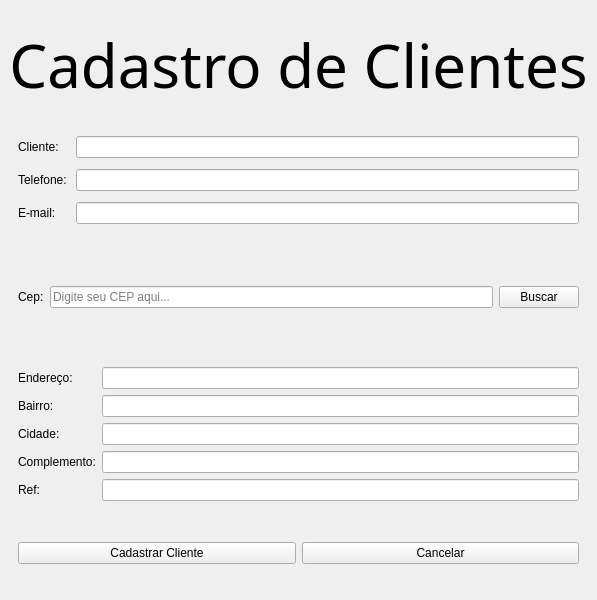
This is desktop/telas/form_clients/clientes.ui in hnmcano/unique as Qt 5 draws it before an edit. The edited form follows.
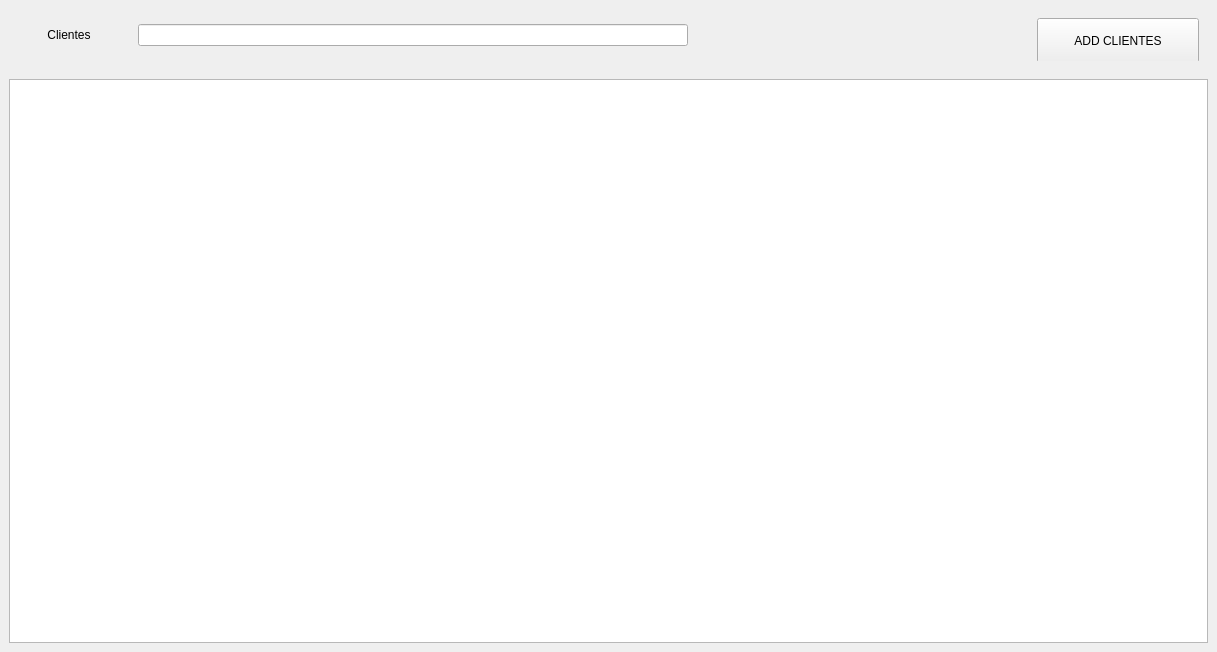
This is the edited form. Icons and pictures are not drawn.

What changed in the file:
```diff
--- a/desktop/telas/form_clients/clientes.ui
+++ b/desktop/telas/form_clients/clientes.ui
@@ -6,149 +6,54 @@
    <rect>
     <x>0</x>
     <y>0</y>
-    <width>456</width>
-    <height>600</height>
+    <width>1217</width>
+    <height>652</height>
    </rect>
   </property>
   <property name="windowTitle">
    <string>CADASTRAR CLIENTES</string>
   </property>
-  <property name="styleSheet">
-   <string notr="true">QFrame {
-	background-color: transparent;
-	border: transparent;
-}</string>
+  <property name="layoutDirection">
+   <enum>Qt::LayoutDirection::LeftToRight</enum>
   </property>
   <widget class="QWidget" name="centralwidget">
    <layout class="QVBoxLayout" name="verticalLayout">
+    <property name="spacing">
+     <number>0</number>
+    </property>
+    <property name="leftMargin">
+     <number>0</number>
+    </property>
+    <property name="topMargin">
+     <number>0</number>
+    </property>
+    <property name="rightMargin">
+     <number>0</number>
+    </property>
+    <property name="bottomMargin">
+     <number>0</number>
+    </property>
     <item>
-     <widget class="QLabel" name="label">
-      <property name="font">
-       <font>
-        <family>Monotype Corsiva</family>
-        <pointsize>45</pointsize>
-       </font>
+     <widget class="QWidget" name="widget_2" native="true">
+      <property name="minimumSize">
+       <size>
+        <width>0</width>
+        <height>70</height>
+       </size>
       </property>
-      <property name="text">
-       <string>Cadastro de Clientes</string>
-      </property>
-      <property name="alignment">
-       <set>Qt::AlignmentFlag::AlignCenter</set>
-      </property>
-     </widget>
-    </item>
-    <item>
-     <widget class="QFrame" name="frame_2">
-      <property name="palette">
-       <palette>
-        <active>
-         <colorrole role="Button">
-          <brush brushstyle="SolidPattern">
-           <color alpha="0">
-            <red>0</red>
-            <green>0</green>
-            <blue>0</blue>
-           </color>
-          </brush>
-         </colorrole>
-         <colorrole role="Midlight">
-          <brush brushstyle="SolidPattern">
-           <color alpha="255">
-            <red>255</red>
-            <green>255</green>
-            <blue>255</blue>
-           </color>
-          </brush>
-         </colorrole>
-         <colorrole role="Base">
-          <brush brushstyle="SolidPattern">
-           <color alpha="0">
-            <red>0</red>
-            <green>0</green>
-            <blue>0</blue>
-           </color>
-          </brush>
-         </colorrole>
-         <colorrole role="Window">
-          <brush brushstyle="SolidPattern">
-           <color alpha="0">
-            <red>0</red>
-            <green>0</green>
-            <blue>0</blue>
-           </color>
-          </brush>
-         </colorrole>
-        </active>
-        <inactive>
-         <colorrole role="Button">
-          <brush brushstyle="SolidPattern">
-           <color alpha="0">
-            <red>0</red>
-            <green>0</green>
-            <blue>0</blue>
-           </color>
-          </brush>
-         </colorrole>
-         <colorrole role="Base">
-          <brush brushstyle="SolidPattern">
-           <color alpha="0">
-            <red>0</red>
-            <green>0</green>
-            <blue>0</blue>
-           </color>
-          </brush>
-         </colorrole>
-         <colorrole role="Window">
-          <brush brushstyle="SolidPattern">
-           <color alpha="0">
-            <red>0</red>
-            <green>0</green>
-            <blue>0</blue>
-           </color>
-          </brush>
-         </colorrole>
-        </inactive>
-        <disabled>
-         <colorrole role="Button">
-          <brush brushstyle="SolidPattern">
-           <color alpha="0">
-            <red>0</red>
-            <green>0</green>
-            <blue>0</blue>
-           </color>
-          </brush>
-         </colorrole>
-         <colorrole role="Base">
-          <brush brushstyle="SolidPattern">
-           <color alpha="0">
-            <red>0</red>
-            <green>0</green>
-            <blue>0</blue>
-           </color>
-          </brush>
-         </colorrole>
-         <colorrole role="Window">
-          <brush brushstyle="SolidPattern">
-           <color alpha="0">
-            <red>0</red>
-            <green>0</green>
-            <blue>0</blue>
-           </color>
-          </brush>
-         </colorrole>
-        </disabled>
-       </palette>
+      <property name="maximumSize">
+       <size>
+        <width>16777215</width>
+        <height>70</height>
+       </size>
       </property>
       <property name="styleSheet">
        <string notr="true"/>
       </property>
-      <property name="frameShape">
-       <enum>QFrame::Shape::StyledPanel</enum>
-      </property>
-      <property name="frameShadow">
-       <enum>QFrame::Shadow::Raised</enum>
-      </property>
-      <layout class="QGridLayout" name="gridLayout_2">
+      <layout class="QHBoxLayout" name="horizontalLayout">
+       <property name="spacing">
+        <number>9</number>
+       </property>
        <property name="leftMargin">
         <number>9</number>
        </property>
@@ -161,229 +66,150 @@
        <property name="bottomMargin">
         <number>9</number>
        </property>
-       <property name="spacing">
-        <number>9</number>
-       </property>
-       <item row="0" column="0">
-        <widget class="QLabel" name="label_nome">
-         <property name="text">
-          <string>Cliente:</string>
+       <item>
+        <widget class="QLabel" name="label">
+         <property name="minimumSize">
+          <size>
+           <width>120</width>
+           <height>0</height>
+          </size>
          </property>
-        </widget>
-       </item>
-       <item row="1" column="0">
-        <widget class="QLabel" name="label_telefone">
+         <property name="maximumSize">
+          <size>
+           <width>120</width>
+           <height>16777215</height>
+          </size>
+         </property>
          <property name="text">
-          <string>Telefone:</string>
+          <string>Clientes</string>
          </property>
-        </widget>
-       </item>
-       <item row="3" column="1">
-        <widget class="QLineEdit" name="email_input">
-         <property name="styleSheet">
-          <string notr="true"/>
+         <property name="alignment">
+          <set>Qt::AlignmentFlag::AlignCenter</set>
          </property>
         </widget>
        </item>
-       <item row="3" column="0">
-        <widget class="QLabel" name="label_email">
-         <property name="text">
-          <string>E-mail:</string>
+       <item>
+        <widget class="QWidget" name="widget_4" native="true">
+         <property name="sizePolicy">
+          <sizepolicy hsizetype="Preferred" vsizetype="Preferred">
+           <horstretch>0</horstretch>
+           <verstretch>0</verstretch>
+          </sizepolicy>
          </property>
-        </widget>
-       </item>
-       <item row="0" column="1">
-        <widget class="QLineEdit" name="nome_input">
-         <property name="styleSheet">
-          <string notr="true"/>
+         <property name="minimumSize">
+          <size>
+           <width>600</width>
+           <height>0</height>
+          </size>
          </property>
-         <property name="cursorPosition">
-          <number>0</number>
+         <property name="layoutDirection">
+          <enum>Qt::LayoutDirection::LeftToRight</enum>
          </property>
-        </widget>
-       </item>
-       <item row="1" column="1">
-        <widget class="QLineEdit" name="telefone_input">
          <property name="styleSheet">
           <string notr="true"/>
          </property>
+         <layout class="QVBoxLayout" name="verticalLayout_2" stretch="0">
+          <property name="spacing">
+           <number>0</number>
+          </property>
+          <property name="leftMargin">
+           <number>0</number>
+          </property>
+          <property name="topMargin">
+           <number>0</number>
+          </property>
+          <property name="rightMargin">
+           <number>0</number>
+          </property>
+          <property name="bottomMargin">
+           <number>0</number>
+          </property>
+          <item>
+           <widget class="QLineEdit" name="FiltroClientes">
+            <property name="sizePolicy">
+             <sizepolicy hsizetype="Ignored" vsizetype="Maximum">
+              <horstretch>0</horstretch>
+              <verstretch>0</verstretch>
+             </sizepolicy>
+            </property>
+            <property name="minimumSize">
+             <size>
+              <width>550</width>
+              <height>0</height>
+             </size>
+            </property>
+            <property name="maximumSize">
+             <size>
+              <width>550</width>
+              <height>16777215</height>
+             </size>
+            </property>
+            <property name="styleSheet">
+             <string notr="true">border-left: 1px solid red;
+border-right: 1px solid red;</string>
+            </property>
+            <property name="alignment">
+             <set>Qt::AlignmentFlag::AlignLeading|Qt::AlignmentFlag::AlignLeft|Qt::AlignmentFlag::AlignTop</set>
+            </property>
+           </widget>
+          </item>
+         </layout>
         </widget>
        </item>
-      </layout>
-     </widget>
-    </item>
-    <item>
-     <widget class="QFrame" name="frame_3">
-      <property name="sizePolicy">
-       <sizepolicy hsizetype="Expanding" vsizetype="Preferred">
-        <horstretch>0</horstretch>
-        <verstretch>0</verstretch>
-       </sizepolicy>
-      </property>
-      <property name="frameShape">
-       <enum>QFrame::Shape::StyledPanel</enum>
-      </property>
-      <property name="frameShadow">
-       <enum>QFrame::Shadow::Raised</enum>
-      </property>
-      <layout class="QHBoxLayout" name="horizontalLayout">
        <item>
-        <widget class="QLabel" name="label_25">
-         <property name="text">
-          <string>Cep:</string>
+        <widget class="QWidget" name="widget_5" native="true">
+         <property name="minimumSize">
+          <size>
+           <width>180</width>
+           <height>0</height>
+          </size>
          </property>
-        </widget>
-       </item>
-       <item>
-        <widget class="QLineEdit" name="cepinput">
-         <property name="styleSheet">
-          <string notr="true"/>
+         <property name="maximumSize">
+          <size>
+           <width>180</width>
+           <height>16777215</height>
+          </size>
          </property>
-         <property name="text">
-          <string/>
-         </property>
-         <property name="placeholderText">
-          <string>Digite seu CEP aqui...</string>
-         </property>
-        </widget>
-       </item>
-       <item>
-        <widget class="QPushButton" name="btn_viacep">
-         <property name="enabled">
-          <bool>true</bool>
-         </property>
          <property name="styleSheet">
           <string notr="true"/>
          </property>
-         <property name="text">
-          <string>Buscar</string>
-         </property>
+         <layout class="QHBoxLayout" name="horizontalLayout_3">
+          <item>
+           <widget class="QPushButton" name="add_clientes">
+            <property name="minimumSize">
+             <size>
+              <width>50</width>
+              <height>45</height>
+             </size>
+            </property>
+            <property name="maximumSize">
+             <size>
+              <width>16777215</width>
+              <height>45</height>
+             </size>
+            </property>
+            <property name="text">
+             <string>ADD CLIENTES</string>
+            </property>
+           </widget>
+          </item>
+         </layout>
         </widget>
        </item>
       </layout>
      </widget>
     </item>
     <item>
-     <widget class="QFrame" name="frame">
+     <widget class="QWidget" name="widget" native="true">
       <property name="styleSheet">
        <string notr="true"/>
       </property>
-      <property name="frameShape">
-       <enum>QFrame::Shape::StyledPanel</enum>
-      </property>
-      <property name="frameShadow">
-       <enum>QFrame::Shadow::Raised</enum>
-      </property>
-      <layout class="QGridLayout" name="gridLayout_3">
+      <layout class="QHBoxLayout" name="horizontalLayout_4">
        <property name="leftMargin">
         <number>9</number>
        </property>
-       <item row="10" column="1">
-        <widget class="QLineEdit" name="referencia_input"/>
-       </item>
-       <item row="9" column="1">
-        <widget class="QLineEdit" name="complemento_input">
-         <property name="styleSheet">
-          <string notr="true"/>
-         </property>
-        </widget>
-       </item>
-       <item row="2" column="0">
-        <widget class="QLabel" name="label_22">
-         <property name="text">
-          <string>Endereço:</string>
-         </property>
-        </widget>
-       </item>
-       <item row="7" column="0">
-        <widget class="QLabel" name="label_30">
-         <property name="text">
-          <string>Cidade:</string>
-         </property>
-        </widget>
-       </item>
-       <item row="7" column="1">
-        <widget class="QLineEdit" name="cidade_input">
-         <property name="styleSheet">
-          <string notr="true"/>
-         </property>
-        </widget>
-       </item>
-       <item row="6" column="0">
-        <widget class="QLabel" name="label_27">
-         <property name="text">
-          <string>Bairro:</string>
-         </property>
-        </widget>
-       </item>
-       <item row="9" column="0">
-        <widget class="QLabel" name="label_28">
-         <property name="text">
-          <string>Complemento:</string>
-         </property>
-        </widget>
-       </item>
-       <item row="6" column="1">
-        <widget class="QLineEdit" name="bairro_input">
-         <property name="styleSheet">
-          <string notr="true"/>
-         </property>
-        </widget>
-       </item>
-       <item row="2" column="1">
-        <widget class="QLineEdit" name="endereco_input">
-         <property name="styleSheet">
-          <string notr="true"/>
-         </property>
-        </widget>
-       </item>
-       <item row="10" column="0">
-        <widget class="QLabel" name="label_29">
-         <property name="text">
-          <string>Ref:</string>
-         </property>
-        </widget>
-       </item>
-      </layout>
-     </widget>
-    </item>
-    <item>
-     <widget class="QWidget" name="widget_3" native="true">
-      <property name="maximumSize">
-       <size>
-        <width>16777215</width>
-        <height>75</height>
-       </size>
-      </property>
-      <property name="styleSheet">
-       <string notr="true"/>
-      </property>
-      <layout class="QHBoxLayout" name="horizontalLayout_2">
        <item>
-        <widget class="QPushButton" name="cad_clientes">
-         <property name="styleSheet">
-          <string notr="true"/>
-         </property>
-         <property name="text">
-          <string>Cadastrar Cliente</string>
-         </property>
-         <property name="icon">
-          <iconset theme="QIcon::ThemeIcon::ContactNew"/>
-         </property>
-        </widget>
-       </item>
-       <item>
-        <widget class="QPushButton" name="cancelar">
-         <property name="styleSheet">
-          <string notr="true"/>
-         </property>
-         <property name="text">
-          <string>Cancelar</string>
-         </property>
-         <property name="icon">
-          <iconset theme="QIcon::ThemeIcon::ApplicationExit"/>
-         </property>
-        </widget>
+        <widget class="QTableWidget" name="tableWidget"/>
        </item>
       </layout>
      </widget>
```
Left out of the diff: 7 changed lines with no effect on the pictures.
